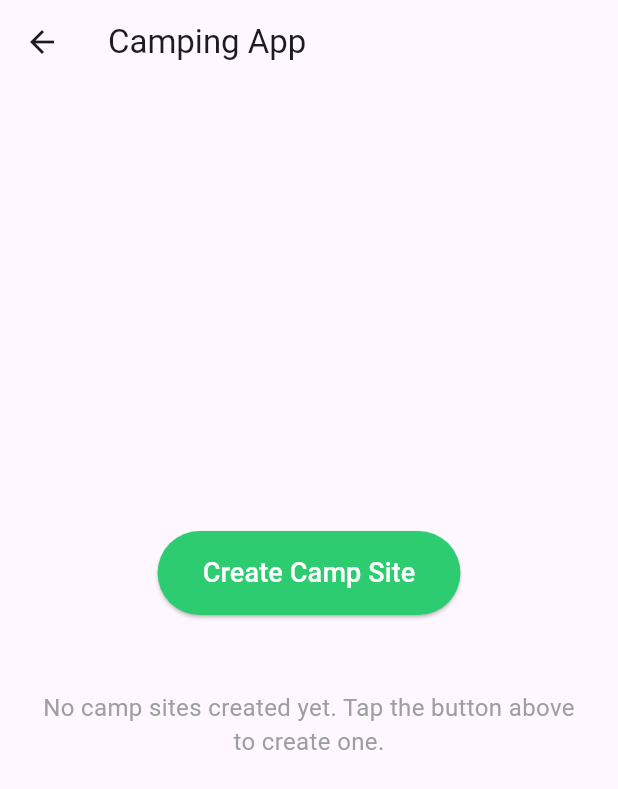
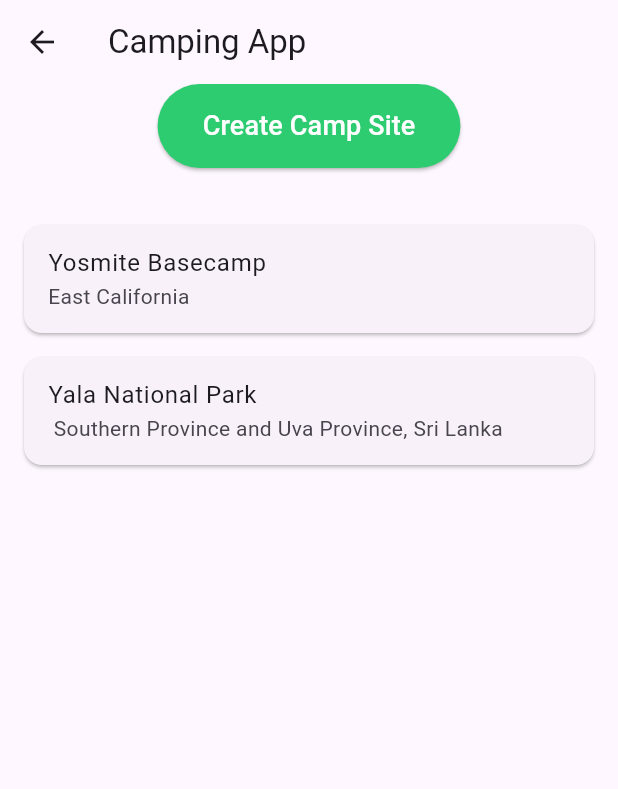
Before and after one commit to venuraka/Camply, a Flutter app: the CampMenu screen opened directly, on a phone screen of 412 x 824 dp. Shown: the top 789 px of the screen. Run offline on Flutter 3.47's test engine with Material 3 defaults, Android fonts, the light colour scheme and no system bars; our stand-ins replace firebase_core, font_awesome_flutter, image_picker, percent_indicator; accounts and stored records are empty; network calls fail.

Commit message:
Interim UI connect Done

```diff
--- a/lib/main.dart
+++ b/lib/main.dart
@@ -3,6 +3,7 @@
 import 'package:camply/screens/add_experience_screen.dart';
 import 'package:camply/screens/addphoto.dart';
 import 'package:camply/screens/camp_detail_page.dart';
+import 'package:camply/screens/camp_menu.dart';
 import 'package:camply/screens/camper_experience_page.dart';
 import 'package:camply/screens/create_camp_page.dart';
 // import 'package:camply/screens/camp_detail_page.dart';
@@ -20,7 +21,7 @@
 import 'package:camply/screens/userprofile.dart';
 import 'package:firebase_core/firebase_core.dart';
 import 'package:flutter/material.dart';
-// import 'firebase_options.dart';
+
 
 void main() async {
   // WidgetsFlutterBinding.ensureInitialized();
@@ -35,7 +36,7 @@
         colorScheme: ColorScheme.fromSeed(seedColor: Colors.deepPurple),
         useMaterial3: true,
       ),
-      initialRoute: '/Register',
+      initialRoute: '/home',
       routes: {
         '/Register': (context) => RegistrationScreen(),
         '/Login': (context) => LoginScreen(),
@@ -56,6 +57,7 @@
         '/Location': (context) => LocationTab(),
         '/Nearby': (context) => NearbyTab(),
         '/EditCourse': (context) => ReviewTab(),
+        '/campMenu': (context) => CampMenu(),
 
         //----------------------------------------------------
         // '/Register': (context) => RegistrationScreen(),
--- a/lib/screens/camp_menu.dart
+++ b/lib/screens/camp_menu.dart
@@ -1,3 +1,5 @@
+import 'package:camply/models/camp_model.dart';
+import 'package:camply/pages/camp_details_display.dart';
 import 'package:flutter/material.dart';
 
 class CampMenu extends StatefulWidget {
@@ -8,7 +10,36 @@
 }
 
 class _CampMenuState extends State<CampMenu> {
-  final List<CampSite> campSites = [];
+  final List<CampSite> campSites = [
+    CampSite(
+      name: "Yosmite Basecamp",
+      location: "East California",
+      details:
+          "Yosemite National Park, a UNESCO World Heritage Site, is a stunning area in California's Sierra Nevada, known for its granite cliffs, waterfalls, giant sequoia groves, and diverse ecosystems, attracting millions of visitors annually.",
+      amenities: ["Washroom", "Electricity"],
+      nearbyPlaces: [
+        'Hospital',
+        'Police Station',
+        'Fire Department',
+        'Pharmacy',
+        'Restaurant',
+      ],
+    ),
+    CampSite(
+      name: "Yala National Park",
+      location: " Southern Province and Uva Province, Sri Lanka",
+      details:
+          "Yosemite National Park, a UNESCO World Heritage Site, is a stunning area in California's Sierra Nevada, known for its granite cliffs, waterfalls, giant sequoia groves, and diverse ecosystems, attracting millions of visitors annually.",
+      amenities: ["Washroom", "Electricity"],
+      nearbyPlaces: [
+        'Hospital',
+        'Police Station',
+        'Fire Department',
+        'Pharmacy',
+        'Restaurant',
+      ],
+    ),
+  ];
 
   @override
   Widget build(BuildContext context) {
@@ -22,7 +53,7 @@
               onPressed: () async {
                 final newCampSite = await Navigator.pushNamed(
                   context,
-                  '/create_camp',
+                  '/createCampSite',
                 );
                 if (newCampSite != null && newCampSite is CampSite) {
                   setState(() {
@@ -61,8 +92,7 @@
                           Navigator.push(
                             context,
                             MaterialPageRoute(
-                              builder:
-                                  (context) => CampDetailPage(campSite: camp),
+                              builder: (context) => CampDetailsDisplay(),
                             ),
                           );
                         },
```
Also changed, not shown: lib/pages/camp_details_display.dart (+10 -8 lines), lib/pages/create_camp_site.dart (+52 -29 lines), lib/screens/home.dart (+21 -4 lines), lib/screens/userprofile.dart (+6 -1 lines).
